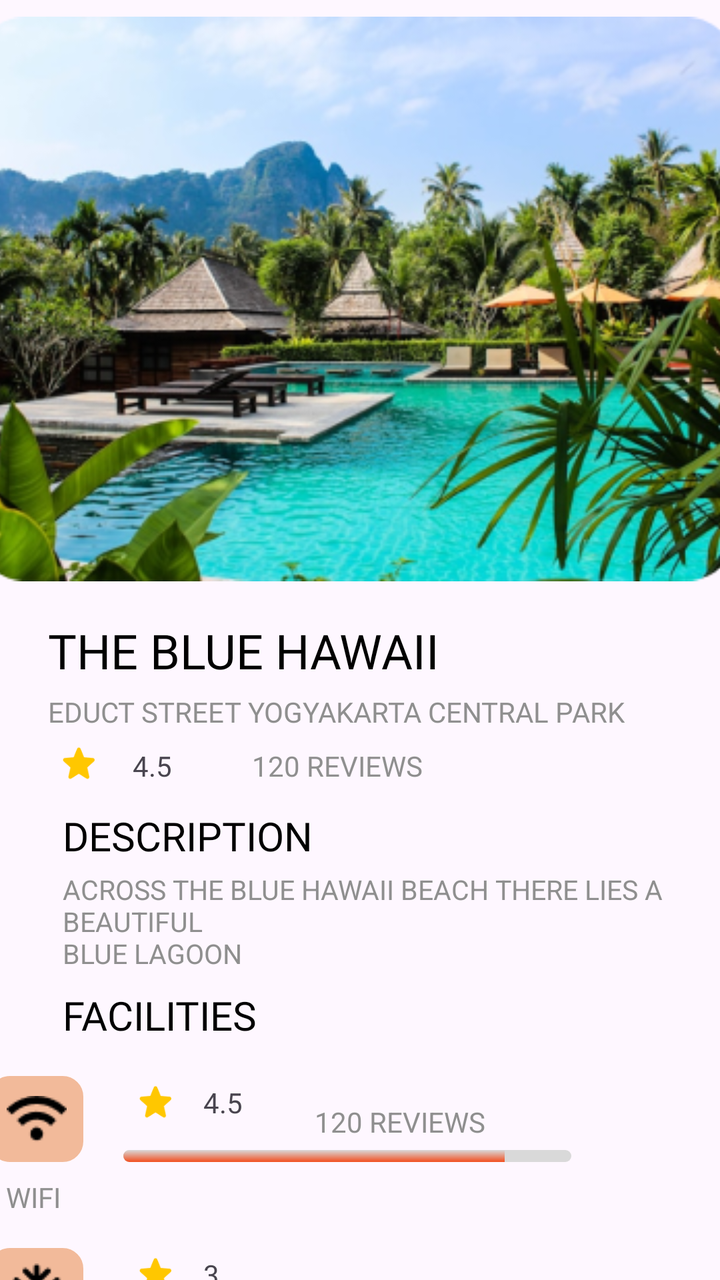
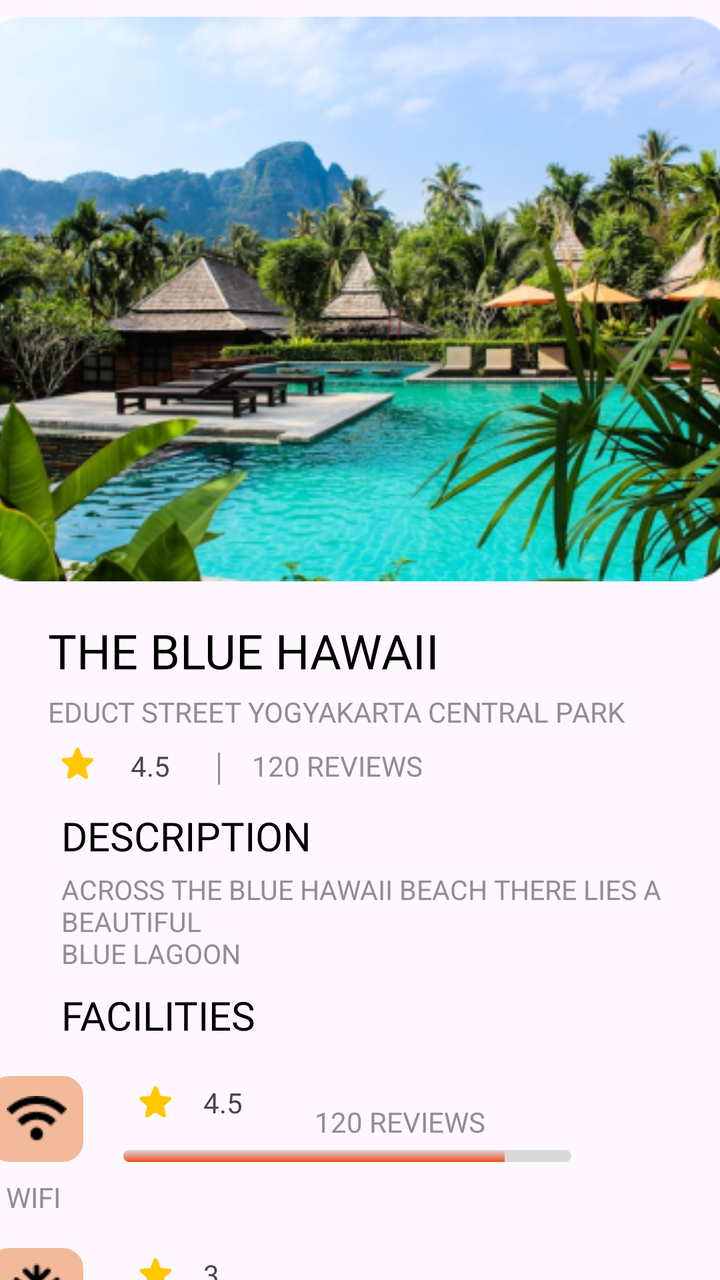

Before-and-after screenshots of an Android layout around one commit, followed by the original layout XML and the change that was made.
<!-- AndroidManifest.xml: application theme Theme.Lodgify -->
<!-- res/layout/activity_review.xml -->
<?xml version="1.0" encoding="utf-8"?>
<androidx.constraintlayout.widget.ConstraintLayout xmlns:android="http://schemas.android.com/apk/res/android"
    xmlns:app="http://schemas.android.com/apk/res-auto"
    xmlns:tools="http://schemas.android.com/tools"
    android:id="@+id/main"
    android:layout_width="match_parent"
    android:layout_height="match_parent"
    tools:context=".review">

    <HorizontalScrollView
        android:id="@+id/horizontalScrollView"
        android:layout_width="387dp"
        android:layout_height="293dp"
        android:scrollbars="none"
        android:layout_marginTop="8dp"
        app:layout_constraintEnd_toEndOf="parent"
        app:layout_constraintStart_toStartOf="parent"
        app:layout_constraintTop_toTopOf="parent">

        <LinearLayout
            android:layout_width="match_parent"
            android:layout_height="wrap_content"
            android:orientation="horizontal">

            <ImageView
                android:id="@+id/imageView12"
                android:layout_width="394dp"
                android:layout_height="283dp"
                app:layout_constraintEnd_toEndOf="parent"
                app:layout_constraintHorizontal_bias="0.941"
                app:layout_constraintStart_toStartOf="parent"
                app:layout_constraintTop_toTopOf="parent"
                app:srcCompat="@drawable/review_hotel" />

            <ImageView
                android:id="@+id/imageView13"
                android:layout_width="394dp"
                android:layout_height="283dp"
                app:layout_constraintEnd_toEndOf="parent"
                app:layout_constraintHorizontal_bias="0.941"
                app:layout_constraintStart_toStartOf="parent"
                app:layout_constraintTop_toTopOf="parent"
                app:srcCompat="@drawable/review_hotel" />

            <ImageView
                android:id="@+id/imageView14"
                android:layout_width="394dp"
                android:layout_height="283dp"
                app:layout_constraintEnd_toEndOf="parent"
                app:layout_constraintHorizontal_bias="0.941"
                app:layout_constraintStart_toStartOf="parent"
                app:layout_constraintTop_toTopOf="parent"
                app:srcCompat="@drawable/review_hotel" />

            <ImageView
                android:id="@+id/imageView15"
                android:layout_width="394dp"
                android:layout_height="283dp"
                app:layout_constraintEnd_toEndOf="parent"
                app:layout_constraintHorizontal_bias="0.941"
                app:layout_constraintStart_toStartOf="parent"
                app:layout_constraintTop_toTopOf="parent"
                app:srcCompat="@drawable/review_hotel" />


        </LinearLayout>
    </HorizontalScrollView>

    <TextView
        android:id="@+id/textView33"
        android:layout_width="wrap_content"
        android:layout_height="wrap_content"
        android:layout_marginStart="24dp"
        android:layout_marginTop="8dp"
        android:fontFamily="@font/signika_light"
        android:text="THE BLUE HAWAII"
        android:textColor="#000000"
        android:textSize="24sp"
        app:layout_constraintStart_toStartOf="parent"
        app:layout_constraintTop_toBottomOf="@+id/horizontalScrollView" />

    <TextView
        android:id="@+id/textView35"
        android:layout_width="wrap_content"
        android:layout_height="wrap_content"
        android:layout_marginTop="5dp"
        android:fontFamily="@font/signika_light"
        android:text="EDUCT STREET YOGYAKARTA CENTRAL PARK"
        android:textColor="#8F8F8F"
        android:textSize="14sp"
        app:layout_constraintEnd_toEndOf="@+id/textView33"
        app:layout_constraintHorizontal_bias="0.0"
        app:layout_constraintStart_toStartOf="@+id/textView33"
        app:layout_constraintTop_toBottomOf="@+id/textView33" />

    <TextView
        android:id="@+id/textView36"
        android:layout_width="wrap_content"
        android:layout_height="wrap_content"
        android:layout_marginTop="8dp"
        android:text="120 REVIEWS"
        android:textColor="#8F8F8F"
        android:textSize="14sp"
        app:layout_constraintEnd_toEndOf="@+id/textView35"
        app:layout_constraintHorizontal_bias="0.502"
        app:layout_constraintStart_toStartOf="@+id/textView35"
        app:layout_constraintTop_toBottomOf="@+id/textView35" />

    <ImageView
        android:id="@+id/imageView18"
        android:layout_width="wrap_content"
        android:layout_height="wrap_content"
        android:layout_marginEnd="16dp"
        app:layout_constraintBottom_toBottomOf="@+id/textView36"
        app:layout_constraintEnd_toStartOf="@+id/textView36"
        app:layout_constraintTop_toBottomOf="@+id/textView35"
        app:layout_constraintVertical_bias="1.0"/>



    <TextView
        android:id="@+id/textView37"
        android:layout_width="wrap_content"
        android:layout_height="wrap_content"
        android:layout_marginEnd="24dp"
        android:text="4.5"
        app:layout_constraintBottom_toBottomOf="@+id/textView36"
        app:layout_constraintEnd_toStartOf="@+id/imageView18"
        app:layout_constraintTop_toBottomOf="@+id/textView35"
        app:layout_constraintVertical_bias="1.0" />

    <ImageView
        android:id="@+id/imageView19"
        android:layout_width="wrap_content"
        android:layout_height="wrap_content"
        android:layout_marginStart="24dp"
        android:layout_marginEnd="12dp"
        app:layout_constraintBottom_toBottomOf="@+id/textView37"
        app:layout_constraintEnd_toStartOf="@+id/textView37"
        app:layout_constraintStart_toStartOf="parent"
        app:layout_constraintTop_toTopOf="@+id/textView37"
        app:layout_constraintVertical_bias="0.0"
        app:srcCompat="@drawable/review_star" />

    <TextView
        android:id="@+id/textView38"
        android:layout_width="wrap_content"
        android:layout_height="wrap_content"
        android:layout_marginTop="12dp"
        android:fontFamily="@font/signika_light"
        android:text="DESCRIPTION"
        android:textColor="#000000"
        android:textSize="20sp"
        app:layout_constraintEnd_toEndOf="@+id/textView36"
        app:layout_constraintHorizontal_bias="0.0"
        app:layout_constraintStart_toStartOf="@+id/imageView19"
        app:layout_constraintTop_toBottomOf="@+id/textView36" />

    <TextView
        android:id="@+id/textView39"
        android:layout_width="wrap_content"
        android:layout_height="wrap_content"
        android:layout_marginTop="4dp"
        android:text="ACROSS THE BLUE HAWAII BEACH THERE LIES A BEAUTIFUL\nBLUE LAGOON"
        android:textColor="#8F8F8F"
        android:textSize="13.5sp"
        app:layout_constraintEnd_toEndOf="@+id/textView38"
        app:layout_constraintHorizontal_bias="0.0"
        app:layout_constraintStart_toStartOf="@+id/textView38"
        app:layout_constraintTop_toBottomOf="@+id/textView38" />

    <TextView
        android:id="@+id/textView45"
        android:layout_width="wrap_content"
        android:layout_height="wrap_content"
        android:layout_marginTop="8dp"
        android:fontFamily="@font/signika_light"
        android:text="FACILITIES"
        android:textColor="#000000"
        android:textSize="20sp"
        app:layout_constraintEnd_toEndOf="@+id/textView39"
        app:layout_constraintHorizontal_bias="0.0"
        app:layout_constraintStart_toStartOf="@+id/textView39"
        app:layout_constraintTop_toBottomOf="@+id/textView39" />

    <TextView
        android:id="@+id/textView40"
        android:layout_width="wrap_content"
        android:layout_height="wrap_content"
        android:layout_marginTop="1dp"
        android:fontFamily="@font/signika_light"
        android:text="PRICING"
        android:textColor="#000000"
        android:textSize="20sp"
        app:layout_constraintEnd_toEndOf="parent"
        app:layout_constraintHorizontal_bias="0.071"
        app:layout_constraintStart_toStartOf="parent"
        app:layout_constraintTop_toBottomOf="@+id/scrollView2" />

    <TextView
        android:id="@+id/textView41"
        android:layout_width="wrap_content"
        android:layout_height="wrap_content"
        android:fontFamily="@font/signika_light"
        android:text="$ 1000/"
        android:textColor="#F24E1E"
        android:textSize="16sp"
        app:layout_constraintEnd_toEndOf="@+id/textView40"
        app:layout_constraintHorizontal_bias="0.0"
        app:layout_constraintStart_toStartOf="@+id/textView40"
        app:layout_constraintTop_toBottomOf="@+id/textView40" />

    <TextView
        android:id="@+id/textView42"
        android:layout_width="wrap_content"
        android:layout_height="wrap_content"
        android:fontFamily="@font/signika_light"
        android:text=" NIGHT"
        android:textColor="#8F8F8F"
        android:textSize="14sp"
        app:layout_constraintBottom_toBottomOf="@+id/textView41"
        app:layout_constraintStart_toEndOf="@+id/textView41"
        app:layout_constraintTop_toBottomOf="@+id/textView40" />

    <ImageView
        android:id="@+id/imageView20"
        android:layout_width="wrap_content"
        android:layout_height="wrap_content"
        android:layout_marginStart="24dp"
        app:layout_constraintBottom_toBottomOf="@+id/textView42"
        app:layout_constraintStart_toEndOf="@+id/textView42"
        app:layout_constraintTop_toTopOf="@+id/textView42"/>


    <TextView
        android:id="@+id/textView43"
        android:layout_width="wrap_content"
        android:layout_height="wrap_content"
        android:layout_marginStart="16dp"
        android:fontFamily="@font/signika_light"
        android:text="2 GUESTS"
        android:textColor="#8F8F8F"
        android:textSize="14sp"
        app:layout_constraintBottom_toBottomOf="@+id/imageView20"
        app:layout_constraintStart_toEndOf="@+id/imageView20"
        app:layout_constraintTop_toTopOf="@+id/imageView20" />

    <ImageView
        android:id="@+id/imageView21"
        android:layout_width="wrap_content"
        android:layout_height="wrap_content"
        android:layout_marginStart="194dp"
        app:layout_constraintBottom_toTopOf="@+id/textView41"
        app:layout_constraintStart_toEndOf="@+id/textView40"
        app:layout_constraintTop_toTopOf="@+id/textView40"
        app:layout_constraintVertical_bias="1.0"
        app:srcCompat="@drawable/offer" />

    <TextView
        android:id="@+id/textView44"
        android:layout_width="wrap_content"
        android:layout_height="wrap_content"
        android:layout_marginStart="3dp"
        android:fontFamily="@font/signika_light"
        android:text="SEE OFFERS"
        android:textColor="#8F8F8F"
        android:textSize="14sp"
        app:layout_constraintBottom_toBottomOf="@+id/imageView21"
        app:layout_constraintStart_toEndOf="@+id/imageView21"
        app:layout_constraintTop_toTopOf="@+id/imageView21" />


    <ScrollView
        android:id="@+id/scrollView2"
        android:layout_width="409dp"
        android:layout_height="162dp"
        android:layout_marginStart="24dp"
        android:layout_marginTop="1dp"
        android:layout_marginEnd="16dp"
        android:layout_marginBottom="1dp"
        android:scrollbars="none"
        app:layout_constraintBottom_toTopOf="@+id/textView40"
        app:layout_constraintEnd_toEndOf="parent"
        app:layout_constraintHorizontal_bias="0.605"
        app:layout_constraintStart_toStartOf="parent"
        app:layout_constraintTop_toBottomOf="@+id/textView45"
        app:layout_constraintVertical_bias="0.0">

        <LinearLayout
            android:layout_width="match_parent"
            android:layout_height="wrap_content"
            android:orientation="vertical">

            <androidx.constraintlayout.widget.ConstraintLayout
                android:id="@+id/contraint2"
                android:layout_width="match_parent"
                android:layout_height="400dp"
                android:layout_marginBottom="10dp">

                <ImageButton
                    android:id="@+id/imageButton"
                    android:layout_width="47dp"
                    android:layout_height="43dp"
                    android:layout_marginStart="24dp"
                    android:layout_marginTop="16dp"
                    android:layout_marginEnd="20dp"
                    android:background="@drawable/facilities_button"
                    android:backgroundTint="#F2BA9A"
                    app:layout_constraintEnd_toStartOf="@+id/progressBar"
                    app:layout_constraintStart_toStartOf="parent"

                    app:layout_constraintTop_toTopOf="parent"
                    app:srcCompat="@drawable/wi_fi" />

                <TextView
                    android:id="@+id/textView54"
                    android:layout_width="wrap_content"
                    android:layout_height="wrap_content"
                    android:layout_marginTop="8dp"
                    android:fontFamily="@font/signika_light"
                    android:text="WIFI"
                    android:textColor="#8F8F8F"
                    android:textSize="14sp"
                    app:layout_constraintEnd_toEndOf="@+id/imageButton"
                    app:layout_constraintHorizontal_bias="0.428"
                    app:layout_constraintStart_toStartOf="@+id/imageButton"
                    app:layout_constraintTop_toBottomOf="@+id/imageButton" />

                <ProgressBar
                    android:id="@+id/progressBar"
                    style="?android:attr/progressBarStyleHorizontal"
                    android:layout_width="224dp"
                    android:layout_height="6dp"
                    android:layout_marginStart="20dp"
                    android:backgroundTint="#D9D9D9"
                    android:max="100"
                    android:progress="85"

                    android:progressDrawable="@drawable/review_bar"

                    app:layout_constraintBottom_toBottomOf="@+id/imageButton"
                    app:layout_constraintStart_toEndOf="@+id/imageButton"
                    app:layout_constraintTop_toTopOf="@+id/imageButton"
                    app:layout_constraintVertical_bias="1.0" />

                <ImageView
                    android:id="@+id/imageView22"
                    android:layout_width="wrap_content"
                    android:layout_height="wrap_content"
                    android:layout_marginStart="8dp"
                    android:layout_marginBottom="11dp"
                    app:layout_constraintBottom_toTopOf="@+id/progressBar"
                    app:layout_constraintStart_toStartOf="@+id/progressBar"
                    app:layout_constraintTop_toTopOf="@+id/imageButton"
                    app:srcCompat="@drawable/review_star" />

                <TextView
                    android:id="@+id/textView46"
                    android:layout_width="wrap_content"
                    android:layout_height="wrap_content"
                    android:layout_marginStart="16dp"
                    android:text="4.5"
                    app:layout_constraintBottom_toBottomOf="@+id/imageView22"
                    app:layout_constraintStart_toEndOf="@+id/imageView22"
                    app:layout_constraintTop_toTopOf="@+id/imageView22" />

                <ImageView
                    android:id="@+id/imageView23"
                    android:layout_width="wrap_content"
                    android:layout_height="wrap_content"
                    android:layout_marginStart="20dp"
                    app:layout_constraintBottom_toBottomOf="@+id/textView46"
                    app:layout_constraintStart_toEndOf="@+id/textView46"

                    app:layout_constraintTop_toTopOf="@+id/textView46"
                    app:layout_constraintVertical_bias="1.0"/>


                <TextView
                    android:id="@+id/textView47"
                    android:layout_width="wrap_content"
                    android:layout_height="wrap_content"
                    android:layout_marginStart="16dp"
                    android:text="120 REVIEWS"
                    android:textColor="#8F8F8F"
                    android:textSize="14sp"
                    app:layout_constraintBottom_toBottomOf="@+id/imageView23"
                    app:layout_constraintStart_toEndOf="@+id/imageView23"
                    app:layout_constraintTop_toTopOf="@+id/imageView23" />

                <ImageButton
                    android:id="@+id/imageButton2"
                    android:layout_width="47dp"
                    android:layout_height="43dp"
                    android:layout_marginStart="24dp"
                    android:layout_marginTop="16dp"
                    android:layout_marginEnd="20dp"
                    android:background="@drawable/facilities_button"
                    android:backgroundTint="#F2BA9A"
                    app:layout_constraintEnd_toStartOf="@+id/progressBar2"
                    app:layout_constraintStart_toStartOf="parent"
                    app:layout_constraintTop_toBottomOf="@+id/textView54"
                    app:srcCompat="@drawable/air_conditioner" />

                <TextView
                    android:id="@+id/textView55"
                    android:layout_width="wrap_content"
                    android:layout_height="wrap_content"
                    android:layout_marginTop="8dp"
                    android:fontFamily="@font/signika_light"
                    android:text="AC ROOMS"
                    android:textColor="#8F8F8F"
                    android:textSize="14sp"
                    app:layout_constraintEnd_toEndOf="@+id/imageButton2"
                    app:layout_constraintHorizontal_bias="0.428"
                    app:layout_constraintStart_toStartOf="@+id/imageButton2"
                    app:layout_constraintTop_toBottomOf="@+id/imageButton2" />

                <ProgressBar
                    android:id="@+id/progressBar2"
                    style="?android:attr/progressBarStyleHorizontal"
                    android:layout_width="224dp"
                    android:layout_height="6dp"
                    android:layout_marginStart="20dp"
                    android:backgroundTint="#D9D9D9"
                    android:max="100"
                    android:progress="47"
                    android:progressDrawable="@drawable/review_bar"
                    app:layout_constraintBottom_toBottomOf="@+id/imageButton2"
                    app:layout_constraintStart_toEndOf="@+id/imageButton2"
                    app:layout_constraintTop_toTopOf="@+id/imageButton2"
                    app:layout_constraintVertical_bias="1.0" />

                <ImageView
                    android:id="@+id/imageView24"
                    android:layout_width="wrap_content"
                    android:layout_height="wrap_content"
                    android:layout_marginStart="8dp"
                    android:layout_marginBottom="11dp"
                    app:layout_constraintBottom_toTopOf="@+id/progressBar2"
                    app:layout_constraintStart_toStartOf="@+id/progressBar2"
                    app:layout_constraintTop_toTopOf="@+id/imageButton2"
                    app:srcCompat="@drawable/review_star" />

                <TextView
                    android:id="@+id/textView48"
                    android:layout_width="wrap_content"
                    android:layout_height="wrap_content"
                    android:layout_marginStart="16dp"
                    android:text="3"
                    app:layout_constraintBottom_toBottomOf="@+id/imageView24"
                    app:layout_constraintStart_toEndOf="@+id/imageView24"
                    app:layout_constraintTop_toTopOf="@+id/imageView24" />

                <ImageView
                    android:id="@+id/imageView25"
                    android:layout_width="wrap_content"
                    android:layout_height="wrap_content"
                    android:layout_marginStart="20dp"
                    app:layout_constraintBottom_toBottomOf="@+id/textView48"
                    app:layout_constraintStart_toEndOf="@+id/textView48"
                    app:layout_constraintTop_toTopOf="@+id/textView48"
                    app:layout_constraintVertical_bias="1.0"/>


                <TextView
                    android:id="@+id/textView49"
                    android:layout_width="wrap_content"
                    android:layout_height="wrap_content"
                    android:layout_marginStart="16dp"
                    android:text="120 REVIEWS"
                    android:textColor="#8F8F8F"
                    android:textSize="14sp"
                    app:layout_constraintBottom_toBottomOf="@+id/imageView25"
                    app:layout_constraintStart_toEndOf="@+id/imageView25"
                    app:layout_constraintTop_toTopOf="@+id/imageView25" />

                <ImageButton
                    android:id="@+id/imageButton3"
                    android:layout_width="47dp"
                    android:layout_height="43dp"
                    android:layout_marginStart="24dp"
                    android:layout_marginTop="16dp"
                    android:layout_marginEnd="20dp"
                    android:background="@drawable/facilities_button"
                    android:backgroundTint="#F2BA9A"
                    app:layout_constraintEnd_toStartOf="@+id/progressBar3"
                    app:layout_constraintStart_toStartOf="parent"
                    app:layout_constraintTop_toBottomOf="@+id/textView55"
                    app:srcCompat="@drawable/car" />

                <TextView
                    android:id="@+id/textView56"
                    android:layout_width="wrap_content"
                    android:layout_height="wrap_content"
                    android:layout_marginTop="8dp"
                    android:fontFamily="@font/signika_light"
                    android:text="PARKING"
                    android:textColor="#8F8F8F"
                    android:textSize="14sp"
                    app:layout_constraintEnd_toEndOf="@+id/imageButton3"
                    app:layout_constraintHorizontal_bias="0.428"
                    app:layout_constraintStart_toStartOf="@+id/imageButton3"
                    app:layout_constraintTop_toBottomOf="@+id/imageButton3" />


                <ProgressBar
                    android:id="@+id/progressBar3"
                    style="?android:attr/progressBarStyleHorizontal"
                    android:layout_width="224dp"
                    android:layout_height="6dp"
                    android:layout_marginStart="20dp"
                    android:backgroundTint="#D9D9D9"
                    android:max="100"
                    android:progress="37"
                    android:progressDrawable="@drawable/review_bar"
                    app:layout_constraintBottom_toBottomOf="@+id/imageButton3"
                    app:layout_constraintStart_toEndOf="@+id/imageButton3"
                    app:layout_constraintTop_toTopOf="@+id/imageButton3"
                    app:layout_constraintVertical_bias="1.0" />

                <ImageView
                    android:id="@+id/imageView26"
                    android:layout_width="wrap_content"
                    android:layout_height="wrap_content"
                    android:layout_marginStart="8dp"
                    android:layout_marginBottom="11dp"
                    app:layout_constraintBottom_toTopOf="@+id/progressBar3"
                    app:layout_constraintStart_toStartOf="@+id/progressBar3"
                    app:layout_constraintTop_toTopOf="@+id/imageButton3"
                    app:srcCompat="@drawable/review_star" />

                <TextView
                    android:id="@+id/textView50"
                    android:layout_width="wrap_content"
                    android:layout_height="wrap_content"
                    android:layout_marginStart="16dp"
                    android:text="2"
                    app:layout_constraintBottom_toBottomOf="@+id/imageView26"
                    app:layout_constraintStart_toEndOf="@+id/imageView26"
                    app:layout_constraintTop_toTopOf="@+id/imageView26" />

                <ImageView
                    android:id="@+id/imageView27"
                    android:layout_width="wrap_content"
                    android:layout_height="wrap_content"
                    android:layout_marginStart="20dp"
                    app:layout_constraintBottom_toBottomOf="@+id/textView50"
                    app:layout_constraintStart_toEndOf="@+id/textView50"
                    app:layout_constraintTop_toTopOf="@+id/textView50"
                    app:layout_constraintVertical_bias="1.0"/>


                <TextView
                    android:id="@+id/textView51"
                    android:layout_width="wrap_content"
                    android:layout_height="wrap_content"
                    android:layout_marginStart="16dp"
                    android:text="120 REVIEWS"
                    android:textColor="#8F8F8F"
                    android:textSize="14sp"
                    app:layout_constraintBottom_toBottomOf="@+id/imageView27"
                    app:layout_constraintStart_toEndOf="@+id/imageView27"
                    app:layout_constraintTop_toTopOf="@+id/imageView27" />

                <ImageButton
                    android:id="@+id/imageButton4"
                    android:layout_width="47dp"
                    android:layout_height="43dp"
                    android:layout_marginStart="24dp"
                    android:layout_marginTop="16dp"
                    android:layout_marginEnd="20dp"
                    android:background="@drawable/facilities_button"
                    android:backgroundTint="#F2BA9A"
                    app:layout_constraintEnd_toStartOf="@+id/progressBar4"
                    app:layout_constraintStart_toStartOf="parent"
                    app:layout_constraintTop_toBottomOf="@+id/textView56"
                    app:srcCompat="@drawable/gym" />

                <TextView
                    android:id="@+id/textView57"
                    android:layout_width="wrap_content"
                    android:layout_height="wrap_content"
                    android:layout_marginTop="8dp"
                    android:fontFamily="@font/signika_light"
                    android:text="GYM"
                    android:textColor="#8F8F8F"
                    android:textSize="14sp"
                    app:layout_constraintEnd_toEndOf="@+id/imageButton4"
                    app:layout_constraintHorizontal_bias="0.428"
                    app:layout_constraintStart_toStartOf="@+id/imageButton4"
                    app:layout_constraintTop_toBottomOf="@+id/imageButton4" />

                <ProgressBar
                    android:id="@+id/progressBar4"
                    style="?android:attr/progressBarStyleHorizontal"
                    android:layout_width="224dp"
                    android:layout_height="6dp"
                    android:layout_marginStart="20dp"
                    android:backgroundTint="#D9D9D9"
                    android:max="100"
                    android:progress="100"
                    android:progressDrawable="@drawable/review_bar"
                    app:layout_constraintBottom_toBottomOf="@+id/imageButton4"
                    app:layout_constraintStart_toEndOf="@+id/imageButton4"
                    app:layout_constraintTop_toTopOf="@+id/imageButton4"
                    app:layout_constraintVertical_bias="1.0" />

                <ImageView
                    android:id="@+id/imageView28"
                    android:layout_width="wrap_content"
                    android:layout_height="wrap_content"
                    android:layout_marginStart="8dp"
                    android:layout_marginBottom="11dp"
                    app:layout_constraintBottom_toTopOf="@+id/progressBar4"
                    app:layout_constraintStart_toStartOf="@+id/progressBar4"
                    app:layout_constraintTop_toTopOf="@+id/imageButton4"
                    app:srcCompat="@drawable/review_star" />

                <TextView
                    android:id="@+id/textView52"
                    android:layout_width="wrap_content"
                    android:layout_height="wrap_content"
                    android:layout_marginStart="16dp"
                    android:text="5"
                    app:layout_constraintBottom_toBottomOf="@+id/imageView28"
                    app:layout_constraintStart_toEndOf="@+id/imageView28"
                    app:layout_constraintTop_toTopOf="@+id/imageView28" />

                <ImageView
                    android:id="@+id/imageView29"
                    android:layout_width="wrap_content"
                    android:layout_height="wrap_content"
                    android:layout_marginStart="20dp"
                    app:layout_constraintBottom_toBottomOf="@+id/textView52"
                    app:layout_constraintStart_toEndOf="@+id/textView52"
                    app:layout_constraintTop_toTopOf="@+id/textView52"
                    app:layout_constraintVertical_bias="1.0"/>


                <TextView
                    android:id="@+id/textView53"
                    android:layout_width="wrap_content"
                    android:layout_height="wrap_content"
                    android:layout_marginStart="16dp"
                    android:text="120 REVIEWS"
                    android:textColor="#8F8F8F"
                    android:textSize="14sp"
                    app:layout_constraintBottom_toBottomOf="@+id/imageView29"
                    app:layout_constraintStart_toEndOf="@+id/imageView29"
                    app:layout_constraintTop_toTopOf="@+id/imageView29" />


            </androidx.constraintlayout.widget.ConstraintLayout>
        </LinearLayout>
    </ScrollView>


</androidx.constraintlayout.widget.ConstraintLayout>
<!-- resources referenced by this layout -->
<resources>
  <!-- drawable air_conditioner: png bitmap (drawable, 478 bytes) -->
  <!-- drawable car: png bitmap (drawable, 444 bytes) -->
  <!-- drawable facilities_button (drawable) -->
  <?xml version="1.0" encoding="utf-8"?>
  <shape xmlns:android="http://schemas.android.com/apk/res/android">
      <corners android:radius="10dp"/>
      <padding android:left="15dp"
          android:bottom="15dp"
          android:right="15dp"
          android:top="15dp"/>
      <stroke
          android:color="#AA9D9D"
          android:width="0.5dp"/>
  </shape>
  <!-- drawable gym: png bitmap (drawable, 387 bytes) -->
  <!-- drawable offer: png bitmap (drawable, 434 bytes) -->
  <!-- drawable review_bar (drawable) -->
  <?xml version="1.0" encoding="utf-8"?>
  <layer-list xmlns:android="http://schemas.android.com/apk/res/android">
      <item android:id="@android:id/background">
          <shape android:shape="rectangle">
              <corners android:radius="5dp"/>
              <solid android:color="#D9D9D9"/>
  
          </shape>
      </item>
      <item>
          <clip>
              <shape android:shape="rectangle">
                  <corners android:radius="5dp"/>
                  <gradient
                      android:startColor="#F24E1E"
                      android:endColor="#D9D9D9"
                      android:angle="90"/>
              </shape>
          </clip>
      </item>
  
      </layer-list>
  <!-- drawable review_hotel: png bitmap (drawable, 221401 bytes) -->
  <!-- drawable review_star (drawable) -->
  <vector xmlns:android="http://schemas.android.com/apk/res/android"
      android:width="16dp"
      android:height="17dp"
      android:viewportWidth="16"
      android:viewportHeight="17">
    <path
        android:pathData="M8.087,13.549L11.922,15.954C12.625,16.395 13.484,15.743 13.299,14.919L12.283,10.396L15.674,7.348C16.293,6.792 15.961,5.738 15.147,5.671L10.684,5.278L8.937,1.004C8.623,0.228 7.551,0.228 7.237,1.004L5.49,5.269L1.027,5.662C0.214,5.729 -0.119,6.783 0.5,7.339L3.892,10.386L2.875,14.91C2.69,15.734 3.55,16.385 4.252,15.944L8.087,13.549Z"
        android:fillColor="#FFC700"/>
  </vector>
  <!-- drawable wi_fi: png bitmap (drawable, 416 bytes) -->
  <style name="Theme.Lodgify" parent="Base.Theme.Lodgify" />
  <style name="Base.Theme.Lodgify" parent="Theme.Material3.DayNight.NoActionBar">
          
          
      </style>
</resources>

<!-- the commit's change to res/layout/activity_review.xml (unified diff, before → after) -->
@@ -114,8 +114,8 @@
         app:layout_constraintBottom_toBottomOf="@+id/textView36"
         app:layout_constraintEnd_toStartOf="@+id/textView36"
         app:layout_constraintTop_toBottomOf="@+id/textView35"
-        app:layout_constraintVertical_bias="1.0"/>
-
+        app:layout_constraintVertical_bias="1.0"
+        app:srcCompat="@drawable/line" />
 
 
     <TextView
<!-- resource entries referenced after the edit -->
@@ -15,6 +15,7 @@
           android:width="0.5dp"/>
   </shape>
   <!-- drawable gym: png bitmap (drawable, 387 bytes) -->
+  <!-- drawable line: png bitmap (drawable, 134 bytes) -->
   <!-- drawable offer: png bitmap (drawable, 434 bytes) -->
   <!-- drawable review_bar (drawable) -->
   <?xml version="1.0" encoding="utf-8"?>
